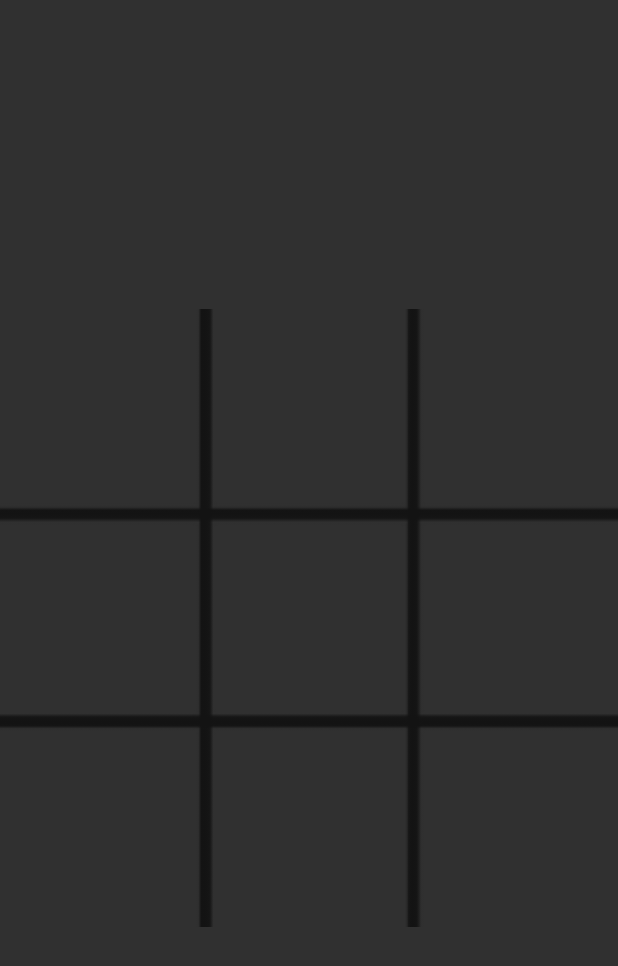
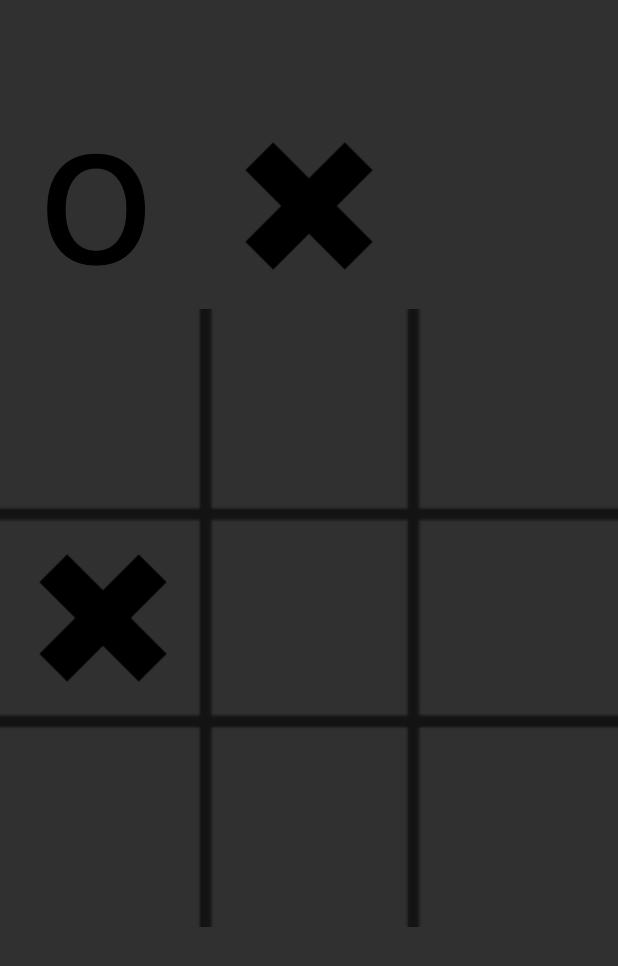
Before and after one commit to yuvalkatzir/TicTacToe, an Android app: the screen it shows after launch (MainActivity), after a tap on an icon or button, on a phone screen of 412 x 824 dp. Shown: the top 966 px of the screen. Run offline under Robolectric (Android 15) with nearby library versions, the phone set to English and light mode, and no system bars; 2 other taps on this screen came first.

Commit message:
hub-development

```diff
--- a/app/src/main/java/co/il/tictactoe/MainActivity.java
+++ b/app/src/main/java/co/il/tictactoe/MainActivity.java
@@ -3,20 +3,70 @@ package co.il.tictactoe;
 import androidx.appcompat.app.AppCompatActivity;
 
 import android.os.Bundle;
+import android.util.Log;
 import android.view.View;
+import android.view.ViewGroup;
+import android.widget.ImageView;
+import android.widget.LinearLayout;
+
 
 public class MainActivity extends AppCompatActivity {
-
-    public int turn = 1;
 
     @Override
     protected void onCreate(Bundle savedInstanceState) {
         super.onCreate(savedInstanceState);
         setContentView(R.layout.activity_main);
+        /*LinearLayout gridLayout=findViewById(R.id.grid_layout);
+        ImageView img=findViewById(R.id.grid_imgView);
+        ViewGroup.LayoutParams params=gridLayout.getLayoutParams();
+        params.height=img.getHeight();
+        params.width= img.getWidth();
+*/
+        //goes to res runs throw all of res files and afther creates code that corallates the res code class R is a division that our compiler built based on the res code
+    }
+    public int[] board={
+            2,2,2,
+            2,2,2,
+            2,2,2
+    };
+
+    public int turn=1; //represent x=1
+    public void playerTurn(View view) {
+        ImageView imageView = findViewById(view.getId());
+        int loc = Integer.parseInt(String.valueOf(view.getTag()));
+        if(board[loc]!=2)
+            return;
+       if(turn==1){
+           imageView.setImageResource(R.drawable.x);
+           Log.d("check x","ukgjuygytkguhjg");
+       }
+       else{
+           imageView.setImageResource(R.drawable.o);
+       }
+        board[loc] = turn;
+       if(winner()){
+
+
+        }
+
+
+        turn =(turn+1)%2;
+
+    }
+    public boolean winner(){
+        if(
+        (board[0]==board[1]&& board[1]==board[2] && board[2] != 2)||
+        (board[3]==board[4]&& board[4]==board[5] && board[5] != 2)||
+        (board[6]==board[7]&& board[7]==board[8] && board[8] != 2)||
+        (board[0]==board[4]&& board[4]==board[8] && board[8] != 2)||
+        (board[0]==board[3]&& board[3]==board[6] && board[6] != 2)||
+        (board[1]==board[4]&& board[4]==board[7] && board[7] != 2)||
+        (board[2]==board[5]&& board[5]==board[8] && board[8] != 2)||
+        (board[2]==board[4]&& board[4]==board[6] && board[6] != 2)
+        ){
+            return true;
+        }
+        return false;
     }
 
-    public void playerTurn(View view) {
-
-        turn = (turn + 1) % 2;
-    }
 }
--- a/app/src/main/res/layout/activity_main.xml
+++ b/app/src/main/res/layout/activity_main.xml
@@ -6,20 +6,14 @@
     android:layout_height="match_parent"
     tools:context=".MainActivity">
 
-    <ImageView
-        android:id="@+id/imageView"
+    <LinearLayout
+        android:id="@+id/grid_layout"
         android:layout_width="match_parent"
         android:layout_height="match_parent"
-        app:srcCompat="@drawable/grid" />
+        android:orientation="vertical"
 
-    <LinearLayout
-        android:layout_width="0dp"
-        android:layout_height="420dp"
-        android:orientation="vertical"
-        app:layout_constraintBottom_toBottomOf="@+id/imageView"
-        app:layout_constraintEnd_toEndOf="@+id/imageView"
-        app:layout_constraintStart_toStartOf="@+id/imageView"
-        app:layout_constraintTop_toTopOf="@+id/imageView">
+        tools:layout_editor_absoluteX="24dp"
+        tools:layout_editor_absoluteY="80dp">
 
         <LinearLayout
             android:layout_width="match_parent"
@@ -67,6 +61,7 @@
                 android:layout_width="match_parent"
                 android:layout_height="match_parent"
                 android:layout_weight="1"
+                android:contentDescription="@string/app_name"
                 android:onClick="playerTurn"
                 android:padding="20sp"
                 android:tag="3" />
@@ -113,7 +108,8 @@
                 android:layout_weight="1"
                 android:onClick="playerTurn"
                 android:padding="20sp"
-                android:tag="7" />
+                android:tag="7"
+                tools:ignore="SpeakableTextPresentCheck,SpeakableTextPresentCheck" />
 
             <ImageView
                 android:id="@+id/imageView8"
@@ -126,6 +122,15 @@
 
         </LinearLayout>
 
+
     </LinearLayout>
 
+    <ImageView
+        android:id="@+id/grid_imgView"
+        android:layout_width="match_parent"
+        android:layout_height="match_parent"
+        app:srcCompat="@drawable/grid"
+        tools:layout_editor_absoluteX="24dp"
+        tools:layout_editor_absoluteY="80dp" />
+
 </androidx.constraintlayout.widget.ConstraintLayout>
```
